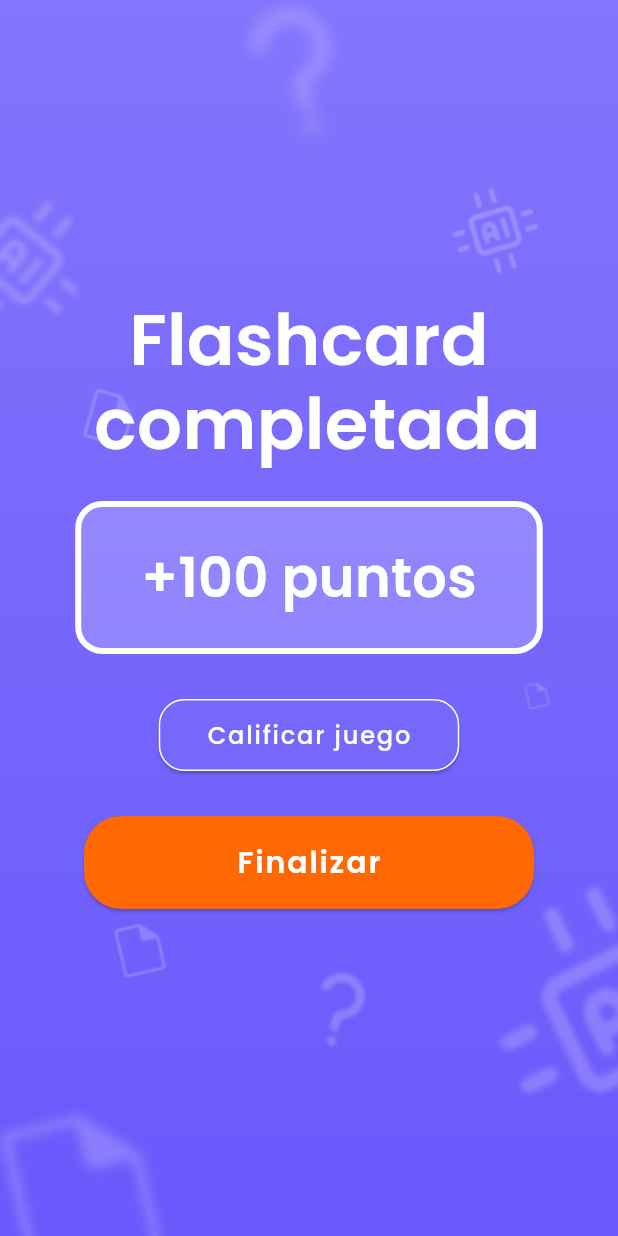
After one commit to QuickRecap/Quickrecap-mobile, a Flutter app: the ResultsFlashcards screen opened directly, on a phone screen of 412 x 824 dp. The commit adds this screen. Run offline on Flutter 3.47's test engine with Material 3 defaults, Android fonts, the phone set to English and light mode, and no system bars; our stand-ins replace dotted_border, file_picker, firebase_core, firebase_storage, flutter_screenutil, get and 2 more; missing offline and left inert: syncfusion_flutter_pdf; accounts and stored records are empty.

```diff
--- /dev/null
+++ b/lib/ui/pages/views/activities/flashcards/results_flashcards.dart
@@ -0,0 +1,145 @@
+import 'package:flutter/material.dart';
+import '../widgets/info_container.dart';
+import '../../../../../domain/entities/activity_review.dart';
+import '../../../../../domain/entities/quiz_activity.dart';
+import '../widgets/rating_dialog.dart';
+
+class ResultsFlashcards extends StatefulWidget {
+
+  @override
+  State<ResultsFlashcards> createState() => _ResultsFlashcardsState();
+}
+
+class _ResultsFlashcardsState extends State<ResultsFlashcards> {
+
+  // Función para convertir segundos a formato de minutos
+  String formatTime(int totalSeconds) {
+    final minutes = (totalSeconds ~/ 60).toString();
+    final seconds = (totalSeconds % 60).toString().padLeft(2, '0');
+    return "$minutes:$seconds";
+  }
+
+  @override
+  Widget build(BuildContext context) {
+    return Scaffold(
+      body: Stack(
+        children: [
+          // Fondo con imagen
+          Container(
+            decoration: BoxDecoration(
+              image: DecorationImage(
+                image: AssetImage('assets/images/background-authentication.png'), // Tu imagen de fondo
+                fit: BoxFit.cover, // Ajuste de la imagen
+              ),
+            ),
+          ),
+          SafeArea(
+            child: Padding(
+              padding: const EdgeInsets.symmetric(horizontal: 20.0),
+              child: Column(
+                mainAxisAlignment: MainAxisAlignment.center,
+                children: [
+                  Center(
+                    child: Text(
+                      'Flashcard \n completada',
+                      textAlign: TextAlign.center,
+                      style: TextStyle(
+                        fontSize: 47,
+                        fontFamily: 'Poppins',
+                        fontWeight: FontWeight.w600,
+                        color: Colors.white,
+                        height: 1.2,
+                      ),
+                    ),
+                  ),
+                  const SizedBox(height: 20),
+                  Container(
+                    padding: EdgeInsets.symmetric(vertical: 20, horizontal: 40),
+                    decoration: BoxDecoration(
+                      color: Colors.white.withOpacity(0.2),
+                      borderRadius: BorderRadius.circular(18),
+                      border: Border.all(
+                        color: Colors.white.withOpacity(1),
+                        width: 4, // Ajusta este valor según el grosor deseado
+                      ),
+                    ),
+                    child: Text(
+                      '+100 puntos',  // Cambiado por el score
+                      style: TextStyle(
+                        fontSize: 36,
+                        fontFamily: 'Poppins',
+                        fontWeight: FontWeight.w600,
+                        color: Colors.white,
+                      ),
+                    ),
+                  ),
+                  const SizedBox(height: 30),
+                  ElevatedButton(
+                    style: ElevatedButton.styleFrom(
+                      backgroundColor: Color(0xff7768fc), // Fondo transparente
+                      foregroundColor: Colors.white, // Letra blanca
+                      padding: EdgeInsets.symmetric(horizontal: 32, vertical: 12),
+                      shape: RoundedRectangleBorder(
+                        side: BorderSide(color: Colors.white), // Borde blanco
+                        borderRadius: BorderRadius.circular(17), // Bordes redondeados
+                      ),
+                    ),
+                    onPressed: () {
+                      showModalBottomSheet(
+                        context: context,
+                        backgroundColor: Colors.transparent,
+                        isScrollControlled: true,
+                        builder: (context) => RatingDialog(), // Usa el widget aquí
+                      );
+                    },
+                    child: Text(
+                      'Calificar juego',
+                      style: TextStyle(
+                        fontFamily: 'Poppins',
+                        fontWeight: FontWeight.w500,
+                        color: Colors.white, // Asegurarse de que el texto sea blanco
+                      ),
+                    ),
+                  ),
+                  const SizedBox(height: 30),
+                  // Botón 'Continuar'
+                  SizedBox(
+                    width: 300, // Aquí puedes ajustar el ancho para todos los botones
+                    child: ElevatedButton(
+                      style: ElevatedButton.styleFrom(
+                        backgroundColor: Color(0xFFFF6803), // Color #FF6803
+                        padding: EdgeInsets.symmetric(vertical: 16),
+                        shape: RoundedRectangleBorder(
+                          borderRadius: BorderRadius.circular(25),
+                        ),
+                      ),
+                      onPressed: () {
+                        Navigator.pushNamed(
+                          context,
+                          '/entrypoint',
+                          arguments: {
+                            'initialIndex': 1    // Para asegurarte que la pestaña "Crear" esté seleccionada
+                          },
+                        );
+                      },
+                      child: Text(
+                        'Finalizar',
+                        style: TextStyle(
+                          fontSize: 20,
+                          fontFamily: 'Poppins',
+                          color: Colors.white,
+                          fontWeight: FontWeight.w600,
+                        ),
+                      ),
+                    ),
+                  ),
+                  const SizedBox(height: 16)
+                ],
+              ),
+            ),
+          ),
+        ],
+      ),
+    );
+  }
+}
```
Also changed, not shown: lib/ui/pages/views/activities/flashcards/play_flashcards.dart (+9 -1 lines), lib/ui/pages/views/activities/quiz/review_answers_quiz.dart (+30 -16 lines).
